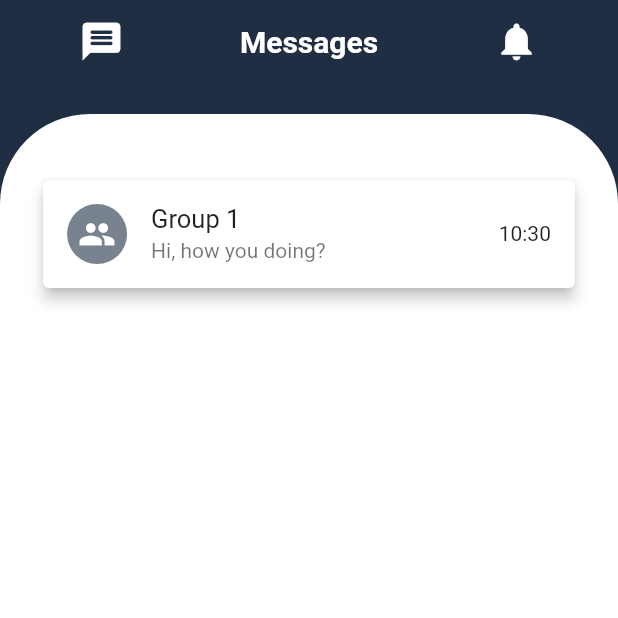
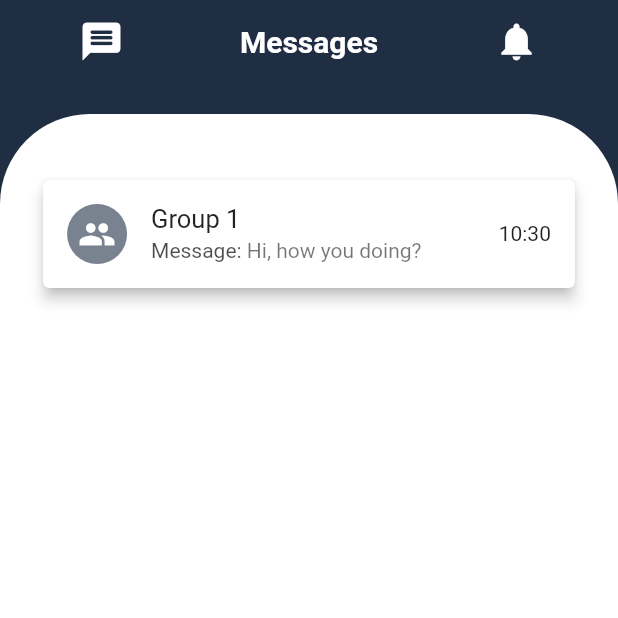
Before and after one commit to Sixtus6/chat-app, a Flutter app: the screen it shows after launch, on a phone screen of 412 x 824 dp, the top half of it. Run offline on Flutter 3.47's test engine with Material 2 defaults, Android fonts, the phone set to English and light mode, and no system bars; our stand-ins replace lottie, nb_utils, stacked.

Commit message:
created home view model for chat screen

```diff
--- /dev/null
+++ b/lib/views/chat/chat_viewmodel.dart
@@ -0,0 +1,4 @@
+import 'dart:async';
+import 'package:stacked/stacked.dart';
+
+class ChatScreenViewModel extends BaseViewModel {}
--- a/lib/views/homepage/home_view.dart
+++ b/lib/views/homepage/home_view.dart
@@ -16,13 +16,10 @@ class HomeScreenView extends StatelessWidget {
   @override
   Widget build(BuildContext context) {
     SystemChrome.setSystemUIOverlayStyle(SystemUiOverlayStyle(
-      statusBarColor: ColorConfig.primary, // Change the status bar color
-      statusBarIconBrightness:
-          Brightness.light, // Change the status bar icons' color
-      systemNavigationBarColor:
-          ColorConfig.white, // Change the navigation bar color
-      systemNavigationBarIconBrightness:
-          Brightness.light, // Change the navigation bar icons' color
+      statusBarColor: ColorConfig.primary,
+      statusBarIconBrightness: Brightness.light,
+      systemNavigationBarColor: ColorConfig.white,
+      systemNavigationBarIconBrightness: Brightness.light,
     ));
     return ViewModelBuilder.nonReactive(
         viewModelBuilder: () => HomeScreenViewModel(),
--- a/lib/widgets/messageWidget.dart
+++ b/lib/widgets/messageWidget.dart
@@ -7,6 +7,7 @@ class MessageWidget extends StatelessWidget {
   const MessageWidget({
     super.key,
     this.title,
+    this.message,
   });
   final String? title;
   final String? message;
```
Also changed, not shown: lib/views/chat/chat_view.dart (added, +16 -0 lines).
